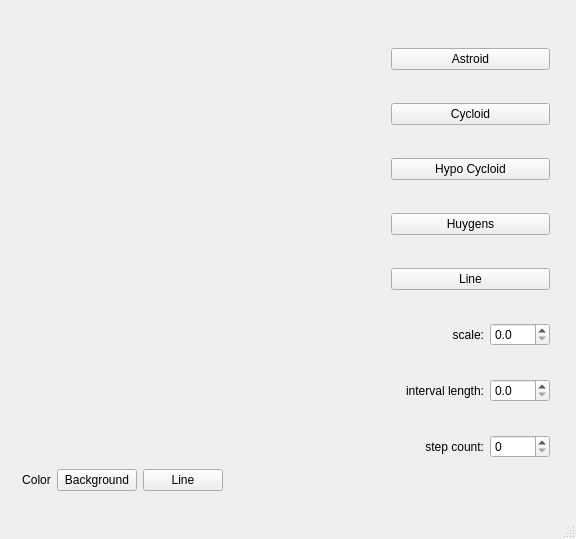
Above: mainwindow.ui from andregri/QtCurvesCPP before the change. Below: the same form after it.
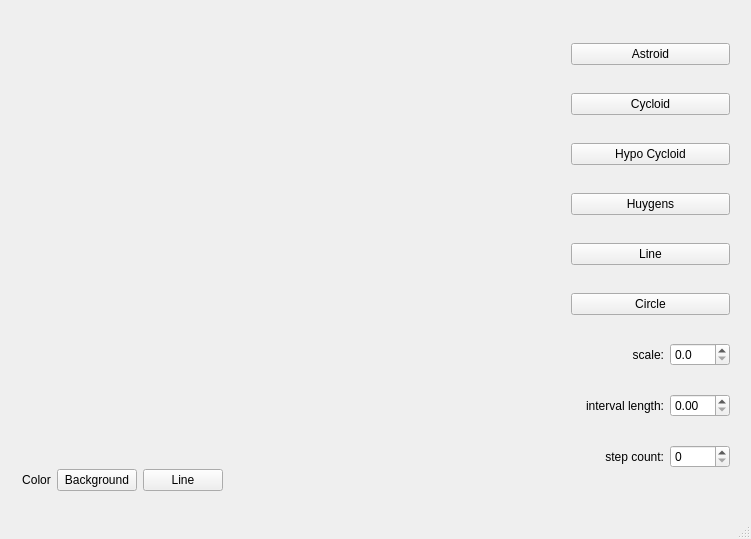
That is the form after the change. Custom widgets are drawn as their Qt base class.

Commit message: add circle curve

```diff
--- a/mainwindow.ui
+++ b/mainwindow.ui
@@ -6,7 +6,7 @@
    <rect>
     <x>0</x>
     <y>0</y>
-    <width>576</width>
+    <width>751</width>
     <height>539</height>
    </rect>
   </property>
@@ -17,7 +17,7 @@
    <widget class="QWidget" name="">
     <property name="geometry">
      <rect>
-      <x>380</x>
+      <x>560</x>
       <y>10</y>
       <width>181</width>
       <height>491</height>
@@ -59,6 +59,13 @@
        </property>
       </widget>
      </item>
+     <item>
+      <widget class="QPushButton" name="btnCircle">
+       <property name="text">
+        <string>Circle</string>
+       </property>
+      </widget>
+     </item>
      <item>
       <layout class="QHBoxLayout" name="horizontalLayout">
        <item>
@@ -82,6 +89,9 @@
          <property name="decimals">
           <number>1</number>
          </property>
+         <property name="maximum">
+          <double>150.000000000000000</double>
+         </property>
          <property name="singleStep">
           <double>1.000000000000000</double>
          </property>
@@ -116,7 +126,7 @@
           </size>
          </property>
          <property name="decimals">
-          <number>1</number>
+          <number>2</number>
          </property>
          <property name="maximum">
           <double>100.000000000000000</double>
@@ -165,7 +175,7 @@
      <rect>
       <x>11</x>
       <y>11</y>
-      <width>361</width>
+      <width>541</width>
       <height>491</height>
      </rect>
     </property>
```
The commit also changes 4 other files.
